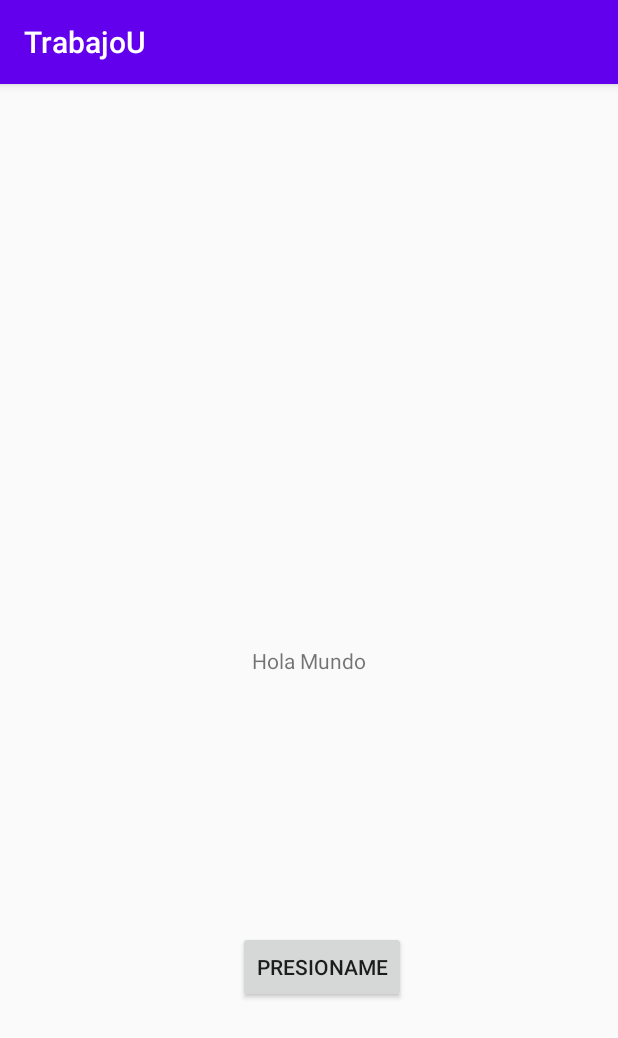
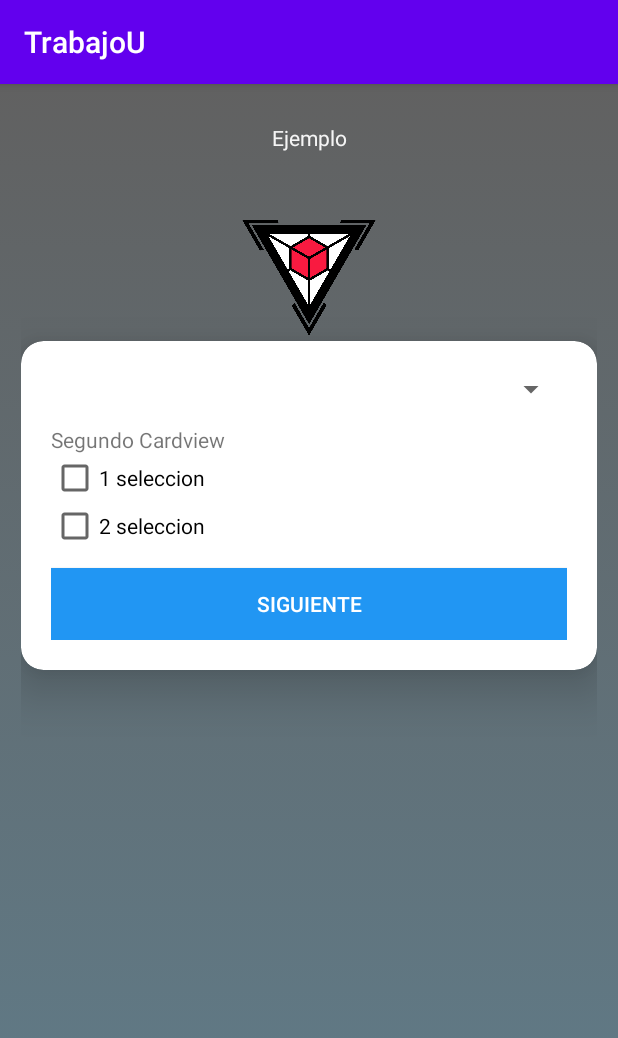
Before and after one commit to Jasongold7/Android-JasonGoldschmidt, an Android app: the screen it shows after launch (MainActivity), on a phone screen of 412 x 824 dp. Shown: the top 1038 px of the screen. Run offline under Robolectric (Android 15) with nearby library versions, the phone set to English and light mode, and no system bars.

Commit message:
1.3 y 1.4

```diff
--- a/app/build.gradle
+++ b/app/build.gradle
@@ -30,4 +30,8 @@ dependencies {
     androidTestImplementation 'androidx.test.ext:junit:1.1.2'
     androidTestImplementation 'androidx.test.espresso:espresso-core:3.3.0'
 
+    implementation 'com.android.support:cardview-v7:30.0.0'
+    implementation 'com.android.support:recyclerview-v7:30.0.0'
+    implementation 'com.android.support:design:30.0.0'
+
 }
--- /dev/null
+++ b/app/src/main/res/drawable/bg_reserva.xml
@@ -0,0 +1,12 @@
+<?xml version="1.0" encoding="utf-8"?>
+<selector xmlns:android="http://schemas.android.com/apk/res/android">
+    <item>
+        <shape>
+            <gradient
+                android:angle="270"
+                android:startColor="@color/colorPrimaryDark"
+                android:endColor="@color/colorAccent"
+                android:type="linear" />
+        </shape>
+    </item>
+</selector>
--- a/app/src/main/res/layout/activity_main.xml
+++ b/app/src/main/res/layout/activity_main.xml
@@ -1,41 +1,26 @@
-<?xml version="1.0" encoding="utf-8"?>
-<androidx.constraintlayout.widget.ConstraintLayout xmlns:android="http://schemas.android.com/apk/res/android"
-    xmlns:app="http://schemas.android.com/apk/res-auto"
+<LinearLayout
     xmlns:tools="http://schemas.android.com/tools"
+    xmlns:android="http://schemas.android.com/apk/res/android"
+    android:layout_height="match_parent"
     android:layout_width="match_parent"
-    android:layout_height="match_parent"
-    tools:context=".MainActivity">
+    android:orientation="vertical"
+    tools:context=".MainActivity"
+    android:padding="14dp"
+    android:background="@drawable/bg_reserva">
 
     <TextView
+        android:layout_width="match_parent"
+        android:layout_height="60dp"
+        android:gravity="center_horizontal"
+        android:padding="12dp"
+        android:text="@string/label_reserva"
+        android:textColor="@color/Text" />
+
+    <ImageView
         android:layout_width="wrap_content"
-        android:layout_height="wrap_content"
-        android:text="Hola Mundo"
-        app:layout_constraintBottom_toBottomOf="parent"
-        app:layout_constraintLeft_toLeftOf="parent"
-        app:layout_constraintRight_toRightOf="parent"
-        app:layout_constraintTop_toTopOf="parent" />
+        android:layout_height="97dp"
+        android:src="@drawable/logo"/>
+    <include layout="@layout/card_view_primero"></include>
+    <include layout="@layout/card_view_segundo"></include>
 
-    <LinearLayout
-        android:layout_width="408dp"
-        android:layout_height="307dp"
-        android:orientation="vertical"
-        app:layout_constraintBottom_toBottomOf="parent"
-        app:layout_constraintHorizontal_bias="0.0"
-        app:layout_constraintLeft_toLeftOf="parent"
-        app:layout_constraintRight_toRightOf="parent"
-        app:layout_constraintTop_toTopOf="parent"
-        app:layout_constraintVertical_bias="0.0" />
-
-    <Button
-        android:id="@+id/button"
-        android:layout_width="wrap_content"
-        android:layout_height="wrap_content"
-        android:text="Presioname"
-        app:layout_constraintBottom_toBottomOf="parent"
-        app:layout_constraintHorizontal_bias="0.53"
-        app:layout_constraintLeft_toLeftOf="parent"
-        app:layout_constraintRight_toRightOf="parent"
-        app:layout_constraintTop_toTopOf="parent"
-        app:layout_constraintVertical_bias="0.784" />
-
-</androidx.constraintlayout.widget.ConstraintLayout>
+</LinearLayout>
--- /dev/null
+++ b/app/src/main/res/layout/card_view_segundo.xml
@@ -0,0 +1,47 @@
+<androidx.cardview.widget.CardView xmlns:android="http://schemas.android.com/apk/res/android"
+    xmlns:tools="http://schemas.android.com/tools"
+    xmlns:app="http://schemas.android.com/apk/res-auto"
+    android:id="@+id/cv1"
+    android:layout_height="wrap_content"
+    android:layout_width="match_parent"
+    tools:context=".MainActivity"
+    app:cardCornerRadius="15dp"
+    app:cardElevation="20dp"
+    app:contentPadding="20dp"
+    >
+    <ScrollView
+        android:layout_width="match_parent"
+        android:layout_height="wrap_content"
+        android:fillViewport="true"
+        android:nestedScrollingEnabled="true">
+        <LinearLayout
+            android:layout_width="match_parent"
+            android:layout_height="match_parent"
+            android:orientation="vertical">
+            <Spinner
+                android:layout_width="match_parent"
+                android:layout_height="wrap_content"/>
+            <TextView
+                android:layout_width="match_parent"
+                android:layout_height="wrap_content"
+                android:layout_marginTop="12dp"
+                android:text="Segundo Cardview"/>
+            <CheckBox
+                android:layout_width="match_parent"
+                android:layout_height="wrap_content"
+                android:text="1 seleccion"/>
+            <CheckBox
+                android:layout_width="match_parent"
+                android:layout_height="wrap_content"
+                android:text="2 seleccion"/>
+            <Button
+                android:layout_width="match_parent"
+                android:layout_height="wrap_content"
+                android:layout_marginTop="12dp"
+                android:text="Siguiente"
+                android:background="#2196F3"
+                android:textColor="#FFFFFF"
+                />
+        </LinearLayout>
+    </ScrollView>
+</androidx.cardview.widget.CardView>
--- a/app/src/main/res/values/colors.xml
+++ b/app/src/main/res/values/colors.xml
@@ -1,6 +1,7 @@
 <?xml version="1.0" encoding="utf-8"?>
 <resources>
     <color name="colorPrimary">#6200EE</color>
-    <color name="colorPrimaryDark">#3700B3</color>
-    <color name="colorAccent">#03DAC5</color>
+    <color name="colorPrimaryDark">#616161</color>
+    <color name="colorAccent">#607D8B</color>
+    <color name="Text">#F5F5F5</color>
 </resources>
--- a/app/src/main/res/values/strings.xml
+++ b/app/src/main/res/values/strings.xml
@@ -1,3 +1,9 @@
 <resources>
     <string name="app_name">TrabajoU</string>
+    <string name="label_reserva">Ejemplo</string>
+    <string name="label_cardview1">Cardview 1</string>
+    <string name="label_Tipo">Tipo</string>
+    <string name="rdb_tipo1">tipo 1 de un boton</string>
+    <string name="rdb_tipo2">tipo 2 de un boton</string>
+    <string name="rdb_tipo3">tipo 3 de un boton</string>
 </resources>
```
Also changed, not shown: app/src/main/res/layout/card_view_primero.xml (added, +66 -0 lines), app/src/main/res/drawable-v24/logo.png (added).
